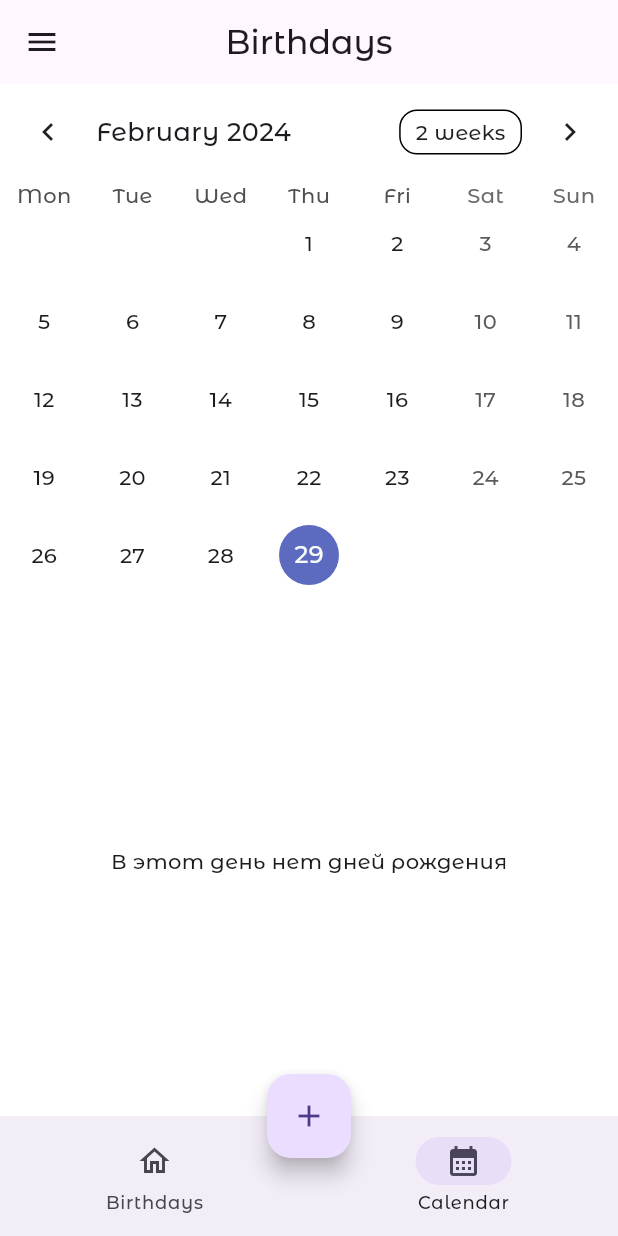
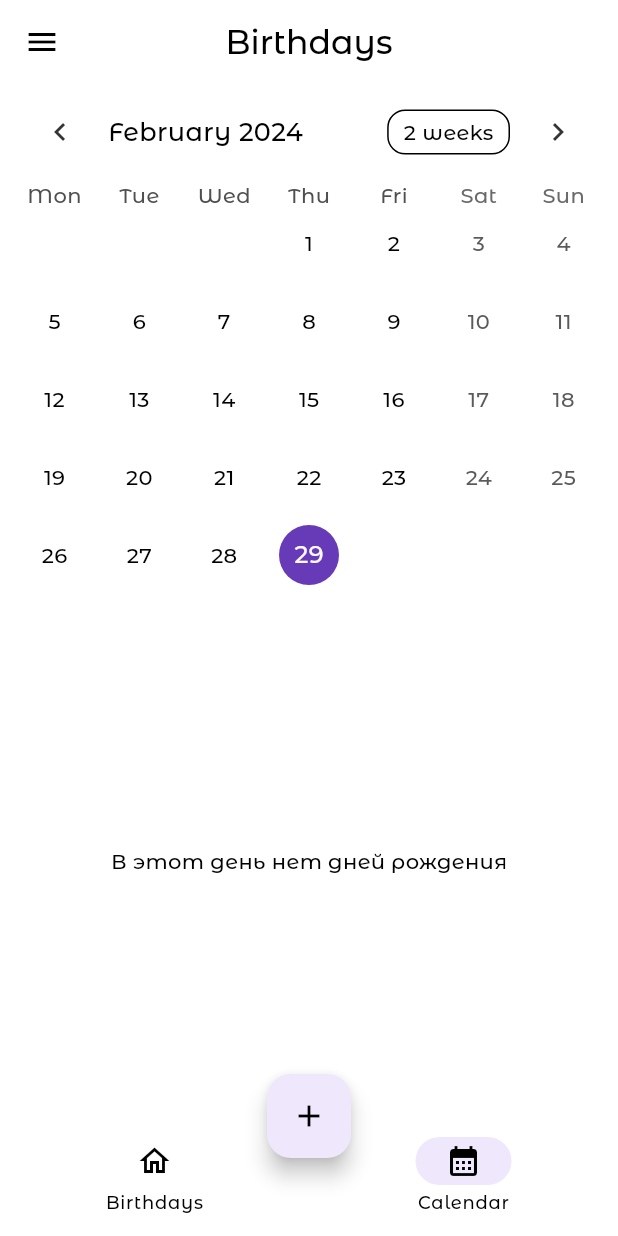
Before and after one commit to Krapivka/birthdays_reminder, a Flutter app: the screen it shows after launch, item 2 of the bottom bar chosen, on a phone screen of 412 x 824 dp. Run offline on Flutter 3.47's test engine with Material 3 defaults, Android fonts, the phone set to English and light mode, and no system bars; drawn by our look-alikes of table_calendar; our stand-ins replace auto_route, awesome_notifications, bloc, dartz, equatable, flutter_bloc and 4 more; project files that could hold a hidden picture were left out.

Commit message:
added light/dark mode

```diff
--- a/lib/birthdays_reminder_app.dart
+++ b/lib/birthdays_reminder_app.dart
@@ -57,11 +57,17 @@ class AppView extends StatelessWidget {
 
   @override
   Widget build(BuildContext context) {
-    return MaterialApp.router(
-      debugShowCheckedModeBanner: false,
-      title: 'Birthdays-reminder',
-      theme: theme,
-      routerConfig: _appRouter.config(),
+    return BlocBuilder<SettingsBloc, SettingsState>(
+      builder: (context, state) {
+        return MaterialApp.router(
+          debugShowCheckedModeBanner: false,
+          title: 'Memo birthday',
+          theme: lightTheme,
+          darkTheme: darkTheme,
+          themeMode: state.theme == "light" ? ThemeMode.light : ThemeMode.dark,
+          routerConfig: _appRouter.config(),
+        );
+      },
     );
   }
 }
--- a/lib/core/utils/constants/Palette.dart
+++ b/lib/core/utils/constants/Palette.dart
@@ -2,17 +2,17 @@ import 'package:flutter/material.dart';
 
 class Palette {
   Palette._();
+  //light theme
+  static const Color primaryLight = Color(0xffffffff);
+  static const Color secondaryLight = Color.fromARGB(255, 239, 231, 252);
+  static const Color textLight = Color.fromARGB(255, 53, 53, 53);
 
-  static const Color primary = Color(0xffffffff);
+  //dark theme
+  static const Color primaryDark = Color.fromARGB(255, 37, 37, 37);
+  static const Color secondaryDark = Color.fromARGB(255, 72, 66, 82);
+  static const Color textDark = Color.fromARGB(255, 247, 247, 247);
 
-  // static final Color accent = Color(0xFFe89500);
-  static const Color accent = Color.fromARGB(255, 239, 231, 252);
-  static const Color primaryDark = Colors.deepPurple;
-  static const Color primaryDarkVariant = Color.fromARGB(255, 124, 104, 160);
-
-  static const Color accentOrange = Color.fromARGB(255, 234, 133, 1);
-  static const Color onAccent = Color.fromARGB(255, 255, 255, 255);
-  static const Color backWhite = Color.fromARGB(255, 255, 255, 255);
-  static const Color backGrey = Color.fromARGB(255, 136, 136, 136);
-  static const Color textBlack = Color.fromARGB(255, 0, 0, 0);
+  //calendar
+  static const Color primaryAccent = Colors.deepPurple;
+  static const Color secondaryAccent = Color.fromARGB(255, 169, 138, 223);
 }
--- a/lib/core/utils/snack_bar/snack_bar.dart
+++ b/lib/core/utils/snack_bar/snack_bar.dart
@@ -4,7 +4,7 @@ import 'package:flutter/material.dart';
 const snackBar = SnackBar(
   content: Text(
     'You have not entered a required field!',
-    style: TextStyle(color: Palette.primary),
+    style: TextStyle(color: Palette.textLight),
   ),
-  backgroundColor: Palette.primaryDark,
+  backgroundColor: Palette.secondaryAccent,
 );
--- a/lib/core/utils/theme/theme.dart
+++ b/lib/core/utils/theme/theme.dart
@@ -2,46 +2,135 @@ import 'package:birthdays_reminder/core/utils/constants/Palette.dart';
 import 'package:flutter/material.dart';
 
 String _fontFamily = 'Montserrat';
-ThemeData theme = ThemeData(
+
+ThemeData lightTheme = ThemeData(
   useMaterial3: true,
   brightness: Brightness.light,
-  primaryColor: Palette.primary,
-  primaryColorDark: Palette.accentOrange,
-  textSelectionTheme: const TextSelectionThemeData(
-    cursorColor: Palette.accentOrange,
-    selectionHandleColor: Palette.accentOrange,
-    selectionColor: Palette.accentOrange,
+  colorScheme: const ColorScheme.light(
+    background: Palette.primaryLight,
+    primary: Palette.primaryLight,
+    secondary: Palette.secondaryLight,
   ),
-  focusColor: Palette.accentOrange,
-  inputDecorationTheme: InputDecorationTheme(
-    focusColor: Palette.accentOrange,
-    hoverColor: Palette.accentOrange,
-    floatingLabelStyle: MaterialStateTextStyle.resolveWith((states) {
-      if (states.contains(MaterialState.error)) {
-        return const TextStyle(
-          color: Colors.red,
-        );
-      } else {
-        return const TextStyle(
-          color: Palette.accentOrange,
-        );
-      }
-    }),
-    focusedBorder: const UnderlineInputBorder(
-      borderSide: BorderSide(
-        color: Palette.accentOrange,
-        width: 2.0,
-      ),
-    ),
+  appBarTheme: const AppBarTheme(
+    color: Palette.primaryLight,
   ),
-  scaffoldBackgroundColor: Palette.primary,
-  textButtonTheme: TextButtonThemeData(
-    style: TextButton.styleFrom(
-      foregroundColor: Palette.accentOrange,
-      textStyle: const TextStyle(
-        fontWeight: FontWeight.bold,
-      ),
-    ),
+  bottomAppBarTheme: const BottomAppBarTheme(
+    color: Palette.primaryLight,
+  ),
+  floatingActionButtonTheme: const FloatingActionButtonThemeData(
+    backgroundColor: Palette.secondaryLight,
+  ),
+  iconTheme: IconThemeData(color: Palette.textLight),
+  fontFamily: _fontFamily,
+);
+
+ThemeData darkTheme = ThemeData(
+  useMaterial3: true,
+  brightness: Brightness.dark,
+  colorScheme: const ColorScheme.dark(
+    background: Palette.primaryDark,
+    primary: Palette.primaryDark,
+    secondary: Palette.secondaryDark,
+  ),
+  appBarTheme: const AppBarTheme(
+    color: Palette.primaryDark,
+  ),
+  bottomNavigationBarTheme: const BottomNavigationBarThemeData(
+    backgroundColor: Palette.primaryDark,
   ),
   fontFamily: _fontFamily,
 );
+
+
+//   useMaterial3: true,
+//   brightness: Brightness.light,
+//   primaryColor: Palette.primary,
+//   primaryColorDark: Palette.primaryDark,
+//   appBarTheme: AppBarTheme(
+//     color: Palette.primary,
+//   ),
+//   textSelectionTheme: const TextSelectionThemeData(
+//     cursorColor: Palette.primaryDark,
+//     selectionHandleColor: Palette.primaryDark,
+//     selectionColor: Palette.primaryDark,
+//   ),
+//   focusColor: Palette.primaryDark,
+//   inputDecorationTheme: InputDecorationTheme(
+//     focusColor: Palette.primaryDark,
+//     hoverColor: Palette.primaryDark,
+//     floatingLabelStyle: MaterialStateTextStyle.resolveWith((states) {
+//       if (states.contains(MaterialState.error)) {
+//         return const TextStyle(
+//           color: Colors.red,
+//         );
+//       } else {
+//         return const TextStyle(
+//           color: Palette.primaryDark,
+//         );
+//       }
+//     }),
+//     focusedBorder: const UnderlineInputBorder(
+//       borderSide: BorderSide(
+//         color: Palette.primaryDark,
+//         width: 2.0,
+//       ),
+//     ),
+//   ),
+//   scaffoldBackgroundColor: Palette.primary,
+//   textButtonTheme: TextButtonThemeData(
+//     style: TextButton.styleFrom(
+//       foregroundColor: Palette.primaryDark,
+//       textStyle: const TextStyle(
+//         fontWeight: FontWeight.bold,
+//       ),
+//     ),
+//   ),
+//   fontFamily: _fontFamily,
+// );
+
+// ThemeData darkTheme = ThemeData(
+//   useMaterial3: true,
+//   brightness: Brightness.dark,
+//   primaryColor: Palette.primaryDark,
+//   primaryColorDark: Palette.accentDark,
+//   appBarTheme: const AppBarTheme(
+//     color: Palette.primaryDark,
+//   ),
+//   textSelectionTheme: const TextSelectionThemeData(
+//     cursorColor: Palette.primary,
+//     selectionHandleColor: Palette.primary,
+//     selectionColor: Palette.primary,
+//   ),
+//   focusColor: Palette.primary,
+//   inputDecorationTheme: InputDecorationTheme(
+//     focusColor: Palette.primary,
+//     hoverColor: Palette.primary,
+//     floatingLabelStyle: MaterialStateTextStyle.resolveWith((states) {
+//       if (states.contains(MaterialState.error)) {
+//         return const TextStyle(
+//           color: Colors.red,
+//         );
+//       } else {
+//         return const TextStyle(
+//           color: Palette.primary,
+//         );
+//       }
+//     }),
+//     focusedBorder: const UnderlineInputBorder(
+//       borderSide: BorderSide(
+//         color: Palette.primary,
+//         width: 2.0,
+//       ),
+//     ),
+//   ),
+//   scaffoldBackgroundColor: Palette.primaryDark,
+//   textButtonTheme: TextButtonThemeData(
+//     style: TextButton.styleFrom(
+//       foregroundColor: Palette.primary,
+//       textStyle: const TextStyle(
+//         fontWeight: FontWeight.bold,
+//       ),
+//     ),
+//   ),
+//   fontFamily: _fontFamily,
+// );
--- a/lib/features/birthday_changes/widgets/text_field_birthday_changes.dart
+++ b/lib/features/birthday_changes/widgets/text_field_birthday_changes.dart
@@ -22,7 +22,7 @@ class TextFieldBirthdayChanges extends StatelessWidget {
   @override
   Widget build(BuildContext context) {
     return Padding(
-      padding: const EdgeInsets.all(8.0),
+      padding: const EdgeInsets.symmetric(vertical: 8.0),
       child: TextField(
         readOnly: readOnly,
         showCursor: showCursor,
@@ -42,7 +42,7 @@ class TextFieldBirthdayChanges extends StatelessWidget {
               borderRadius: BorderRadius.all(Radius.circular(20.0))),
           focusedErrorBorder: const OutlineInputBorder(
               borderRadius: BorderRadius.all(Radius.circular(20.0))),
-          labelText: labelText,
+          //labelText: labelText,
           hintText: hintText,
         ),
         onTap: onTap,
--- a/lib/features/birthdays_list/widgets/birthday_card.dart
+++ b/lib/features/birthdays_list/widgets/birthday_card.dart
@@ -86,7 +86,7 @@ class _BirthdayCardState extends State<BirthdayCard> {
                     color: birthdayListBloc.state.selectedPersonId
                             .contains(widget.person.id)
                         ? Color.fromARGB(255, 223, 223, 223)
-                        : Palette.accent,
+                        : Theme.of(context).colorScheme.secondary,
                   ),
                   child: ListTile(
                       leading: CircleAvatar(
--- a/lib/features/calendar/calendar.dart
+++ b/lib/features/calendar/calendar.dart
@@ -1,5 +1,6 @@
 import 'package:birthdays_reminder/core/data/models/person_model.dart';
 import 'package:birthdays_reminder/core/domain/repositories/person_repository.dart';
+import 'package:birthdays_reminder/core/utils/constants/Palette.dart';
 import 'package:birthdays_reminder/features/birthdays_list/bloc/birthdays_list_bloc.dart';
 import 'package:birthdays_reminder/features/birthdays_list/widgets/birthday_card.dart';
 import 'package:birthdays_reminder/features/calendar/bloc/bloc/calendar_bloc.dart';
@@ -66,7 +67,9 @@ class _CalendarPageViewState extends State<CalendarPageView> {
       },
       child:
           BlocBuilder<CalendarBloc, CalendarState>(builder: (context, state) {
-        return Column(
+        return Padding(
+          padding: const EdgeInsets.symmetric(horizontal: 8.0),
+          child: Column(
             children: [
               TableCalendar<PersonModel>(
                 firstDay: state.firstDay,
@@ -81,7 +84,11 @@ class _CalendarPageViewState extends State<CalendarPageView> {
                 startingDayOfWeek: StartingDayOfWeek.monday,
                 calendarStyle: const CalendarStyle(
                     outsideDaysVisible: false,
-              ),
+                    selectedDecoration: BoxDecoration(
+                        color: Palette.primaryAccent, shape: BoxShape.circle),
+                    todayDecoration: BoxDecoration(
+                        color: Palette.secondaryAccent,
+                        shape: BoxShape.circle)),
                 onDaySelected: _onDaySelected,
                 onFormatChanged: (format) {
                   if (_calendarFormat != format) {
@@ -96,8 +103,6 @@ class _CalendarPageViewState extends State<CalendarPageView> {
               ),
               const SizedBox(height: 8.0),
               Expanded(
-              child: Padding(
-                padding: const EdgeInsets.all(8.0),
                 child: BlocBuilder<CalendarBloc, CalendarState>(
                   builder: (context, state) {
                     if (state.birthdaysInSelectedDay.isEmpty) {
@@ -115,8 +120,8 @@ class _CalendarPageViewState extends State<CalendarPageView> {
                   },
                 ),
               ),
+            ],
           ),
-          ],
         );
       }),
     );
--- a/lib/features/calendar/widgets/birthday_tile.dart
+++ b/lib/features/calendar/widgets/birthday_tile.dart
@@ -68,7 +68,7 @@ class _BirthdayTileState extends State<BirthdayTile> {
               child: Ink(
                   decoration: BoxDecoration(
                     borderRadius: BorderRadius.circular(20),
-                    color: Palette.accent,
+                    color: Theme.of(context).colorScheme.secondary,
                   ),
                   child: ListTile(
                       leading: CircleAvatar(
--- a/lib/features/home/home.dart
+++ b/lib/features/home/home.dart
@@ -61,6 +61,7 @@ class HomeView extends StatelessWidget {
           ],
         ),
         bottomNavigationBar: NavigationBar(
+          backgroundColor: Theme.of(context).colorScheme.background,
           selectedIndex: selectedTab.index,
           onDestinationSelected: (index) {
             context.read<HomeCubit>().setTab(index);
@@ -83,7 +84,10 @@ class HomeView extends StatelessWidget {
           onPressed: () {
             AutoRouter.of(context).push(const AddingBirthdayRoute());
           },
-          child: const Icon(Icons.add),
+          child: Icon(
+            Icons.add,
+            color: Theme.of(context).colorScheme.onSecondary,
+          ),
         ),
         body: IndexedStack(
           index: selectedTab.index,
```
Also changed, not shown: lib/features/birthday_changes/adding_birthday/adding_birthday.dart (+21 -7 lines), lib/features/birthday_changes/update_birthday/bloc/update_birthday_bloc.dart (+16 -0 lines), lib/features/birthday_changes/update_birthday/bloc/update_birthday_event.dart (+9 -0 lines), lib/features/birthday_changes/update_birthday/update_birthday.dart (+45 -19 lines). Lines whose indentation alone changed are shown as unchanged.
